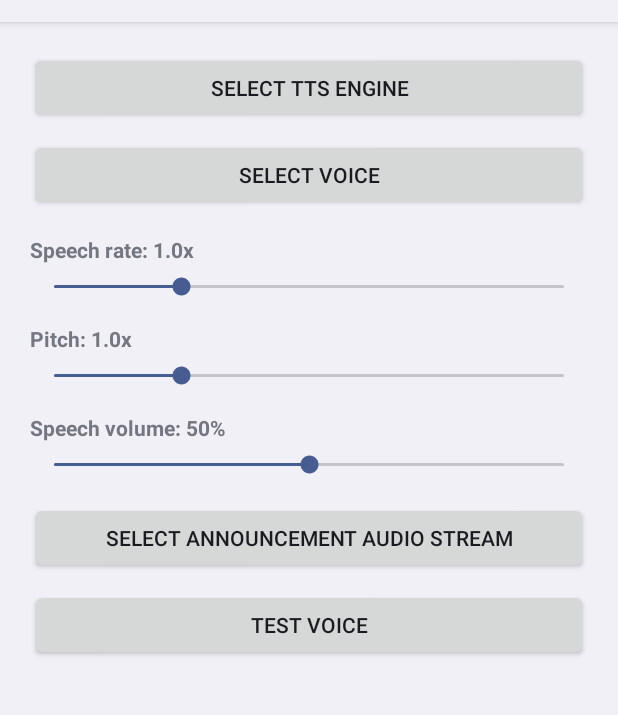
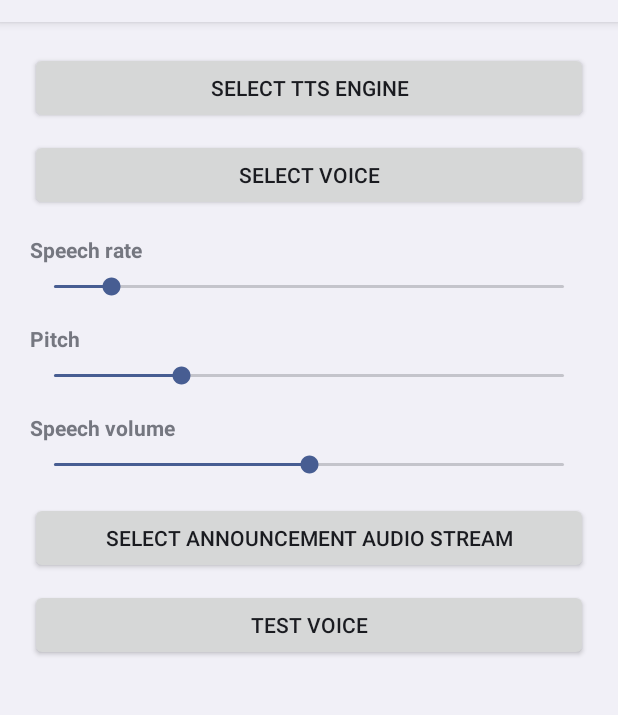
Before and after one commit to smartthinh/time-announcer, an Android app: the layout dialog_tts_settings.xml on its own in the app's theme, with its tools: preview values and no code run, on a phone screen of 412 x 824 dp, the part 62-777 px from its top. Run offline under Robolectric (Android 15) with nearby library versions, the phone set to English and light mode, and no system bars.

Commit message:
The maximum speed of the TTS engine is now 5.0x

```diff
--- a/app/src/main/AndroidManifest.xml
+++ b/app/src/main/AndroidManifest.xml
@@ -1,8 +1,8 @@
 <?xml version="1.0" encoding="utf-8"?>
 <manifest xmlns:android="http://schemas.android.com/apk/res/android"
     package="com.smartthinh.timeannouncer"
-    android:versionCode="2"
-    android:versionName="1.1">
+    android:versionCode="3"
+    android:versionName="1.2">
 
     <uses-sdk
         android:minSdkVersion="21"
--- a/app/src/main/res/layout/dialog_tts_settings.xml
+++ b/app/src/main/res/layout/dialog_tts_settings.xml
@@ -32,7 +32,7 @@
             android:id="@+id/tvSpeedLabel"
             android:layout_width="wrap_content"
             android:layout_height="wrap_content"
-            android:text="Speech rate: 1.0x"
+            android:text="@string/label_speed"
             android:textSize="14sp"
             android:textStyle="bold" />
 
@@ -40,7 +40,7 @@
             android:id="@+id/sbSpeed"
             android:layout_width="match_parent"
             android:layout_height="wrap_content"
-            android:max="20"
+            android:max="45"
             android:progress="5"
             android:layout_marginTop="6dp"
             android:layout_marginBottom="16dp" />
@@ -50,7 +50,7 @@
             android:id="@+id/tvPitchLabel"
             android:layout_width="wrap_content"
             android:layout_height="wrap_content"
-            android:text="Pitch: 1.0x"
+            android:text="@string/label_pitch"
             android:textSize="14sp"
             android:textStyle="bold" />
 
@@ -63,12 +63,12 @@
             android:layout_marginTop="6dp"
             android:layout_marginBottom="16dp" />
 
-        <!-- Âm lượng giọng nói (mặc định 50%) -->
+        <!-- Âm lượng giọng nói -->
         <TextView
             android:id="@+id/tvVolumeLabel"
             android:layout_width="wrap_content"
             android:layout_height="wrap_content"
-            android:text="Speech volume: 50%"
+            android:text="@string/label_volume"
             android:textSize="14sp"
             android:textStyle="bold" />
 
--- a/app/src/main/res/values/strings.xml
+++ b/app/src/main/res/values/strings.xml
@@ -39,9 +39,9 @@
     <string name="tts_voice_auto_label">Automatic (System default language)</string>
     <string name="btn_select_engine">Select TTS engine</string>
     <string name="btn_select_voice">Select voice</string>
-    <string name="label_speed_prefix">Speech rate: %.1fx</string>
-    <string name="label_pitch_prefix">Pitch: %.1fx</string>
-    <string name="label_volume_prefix">Speech volume: %d%%</string>
+    <string name="label_speed">Speech rate</string>
+    <string name="label_pitch">Pitch</string>
+    <string name="label_volume">Speech volume</string>
     <string name="btn_select_stream_prefix">Audio stream: %s</string>
     <string name="btn_test_voice">Test voice</string>
 
```
Also changed, not shown: app/src/main/java/com/smartthinh/timeannouncer/MainActivity.java (+7 -10 lines), 3 other files.
